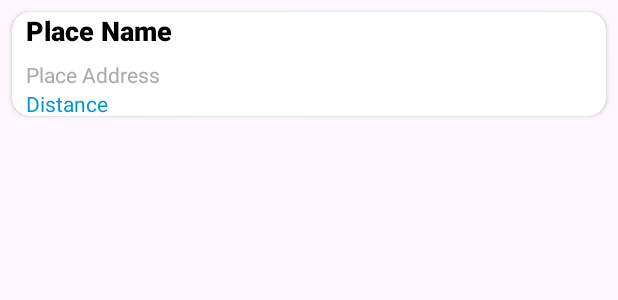
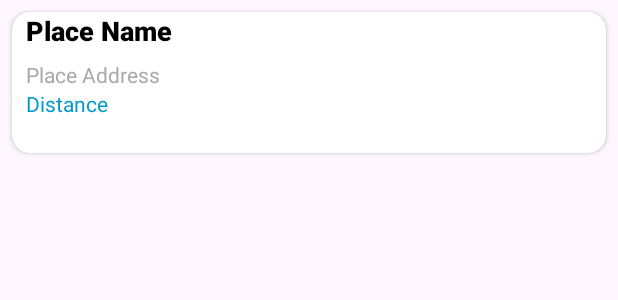
Before and after one commit to MarcoMeyer1/OPSC-ICE4-Locations, an Android app: the layout list_item_place.xml on its own in the app's theme, with its tools: preview values and no code run, on a phone screen of 412 x 824 dp. Shown: the top 300 px of the screen. Run offline under Robolectric (Android 15) with nearby library versions, the phone set to English and light mode, and no system bars.

Commit message:
UI Updated v3

```diff
--- a/ICE4/app/src/main/java/com/example/ice4locations/MainActivity.kt
+++ b/ICE4/app/src/main/java/com/example/ice4locations/MainActivity.kt
@@ -101,7 +101,7 @@ class MainActivity : AppCompatActivity() {
             try {
                 val urlConnection = URL(urlString).openConnection() as HttpURLConnection
                 urlConnection.requestMethod = "GET"
-                urlConnection.setRequestProperty("wfssd", "wfssd/v1.1 (wfssd@gmail.com)")
+                urlConnection.setRequestProperty("someuser", "notify/v1 (hellonotify@gmail.com)")
                 urlConnection.connect()
 
                 val responseCode = urlConnection.responseCode
--- a/ICE4/app/src/main/res/layout/list_item_place.xml
+++ b/ICE4/app/src/main/res/layout/list_item_place.xml
@@ -12,7 +12,7 @@
 
     <androidx.constraintlayout.widget.ConstraintLayout
         android:layout_width="match_parent"
-        android:layout_height="wrap_content">
+        android:layout_height="94dp">
 
         <!-- Place Name -->
 
```
